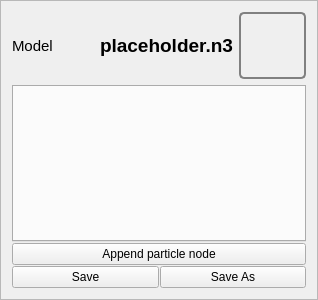
Qt form code/qttoolkit/contentbrowser/ui/modelinfowidget.ui (gscept/nebula-trifid) before a commit.
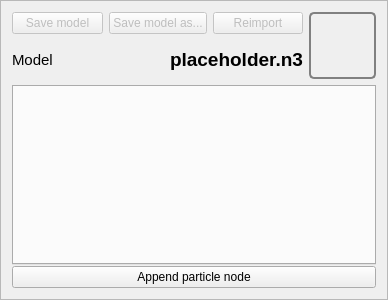
The same form after that commit.

```diff
--- a/code/qttoolkit/contentbrowser/ui/modelinfowidget.ui
+++ b/code/qttoolkit/contentbrowser/ui/modelinfowidget.ui
@@ -6,7 +6,7 @@
    <rect>
     <x>0</x>
     <y>0</y>
-    <width>318</width>
+    <width>388</width>
     <height>300</height>
    </rect>
   </property>
@@ -43,20 +43,6 @@
       <property name="spacing">
        <number>1</number>
       </property>
-      <item row="3" column="0">
-       <widget class="QPushButton" name="saveButton">
-        <property name="text">
-         <string>Save</string>
-        </property>
-       </widget>
-      </item>
-      <item row="3" column="1">
-       <widget class="QPushButton" name="saveAsButton">
-        <property name="text">
-         <string>Save As</string>
-        </property>
-       </widget>
-      </item>
       <item row="1" column="0" colspan="2">
        <widget class="QTabWidget" name="nodeWidget"/>
       </item>
@@ -72,36 +58,7 @@
    </item>
    <item row="1" column="1">
     <layout class="QGridLayout" name="gridLayout_3">
-     <item row="0" column="0">
-      <widget class="QLabel" name="label">
-       <property name="font">
-        <font>
-         <pointsize>11</pointsize>
-        </font>
-       </property>
-       <property name="text">
-        <string>Model</string>
-       </property>
-       <property name="alignment">
-        <set>Qt::AlignLeading|Qt::AlignLeft|Qt::AlignVCenter</set>
-       </property>
-      </widget>
-     </item>
-     <item row="0" column="1">
-      <widget class="QLabel" name="modelName">
-       <property name="font">
-        <font>
-         <pointsize>14</pointsize>
-         <weight>75</weight>
-         <bold>true</bold>
-        </font>
-       </property>
-       <property name="text">
-        <string>placeholder.n3</string>
-       </property>
-      </widget>
-     </item>
-     <item row="0" column="2">
+     <item row="0" column="4" rowspan="2">
       <widget class="QLabel" name="modelThumbnail">
        <property name="sizePolicy">
         <sizepolicy hsizetype="Fixed" vsizetype="Fixed">
@@ -124,6 +81,75 @@
        </property>
       </widget>
      </item>
+     <item row="1" column="0" colspan="3">
+      <widget class="QLabel" name="label">
+       <property name="font">
+        <font>
+         <pointsize>11</pointsize>
+        </font>
+       </property>
+       <property name="text">
+        <string>Model</string>
+       </property>
+       <property name="alignment">
+        <set>Qt::AlignLeading|Qt::AlignLeft|Qt::AlignVCenter</set>
+       </property>
+      </widget>
+     </item>
+     <item row="1" column="3">
+      <widget class="QLabel" name="modelName">
+       <property name="font">
+        <font>
+         <pointsize>14</pointsize>
+         <weight>75</weight>
+         <bold>true</bold>
+        </font>
+       </property>
+       <property name="text">
+        <string>placeholder.n3</string>
+       </property>
+       <property name="alignment">
+        <set>Qt::AlignLeading|Qt::AlignLeft|Qt::AlignVCenter</set>
+       </property>
+      </widget>
+     </item>
+     <item row="0" column="0" colspan="4">
+      <layout class="QHBoxLayout" name="horizontalLayout">
+       <item>
+        <widget class="QPushButton" name="saveButton">
+         <property name="enabled">
+          <bool>false</bool>
+         </property>
+         <property name="styleSheet">
+          <string notr="true">enabled{ background-color: rgb(4, 200, 0); color: white; }</string>
+         </property>
+         <property name="text">
+          <string>Save model</string>
+         </property>
+        </widget>
+       </item>
+       <item>
+        <widget class="QPushButton" name="saveAsButton">
+         <property name="enabled">
+          <bool>false</bool>
+         </property>
+         <property name="text">
+          <string>Save model as...</string>
+         </property>
+        </widget>
+       </item>
+       <item>
+        <widget class="QPushButton" name="reimportButton">
+         <property name="enabled">
+          <bool>false</bool>
+         </property>
+         <property name="text">
+          <string>Reimport</string>
+         </property>
+        </widget>
+       </item>
+      </layout>
+     </item>
     </layout>
    </item>
   </layout>
```
